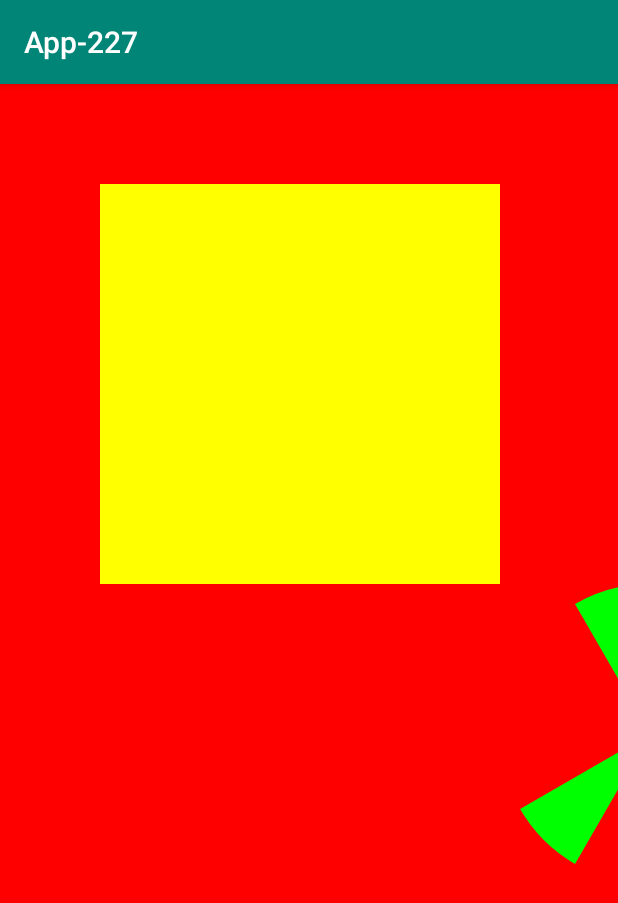
After one commit to rsmahmud/App227, an Android app: the CustomViewActivity screen opened directly, with no data from a screen before it, on a phone screen of 412 x 824 dp. The commit adds this screen. Shown: the top 903 px of the screen. Run offline under Robolectric (Android 15) with nearby library versions, the phone set to English and light mode, and no system bars.

Commit message:
custom view

```diff
--- a/app/src/main/AndroidManifest.xml
+++ b/app/src/main/AndroidManifest.xml
@@ -9,7 +9,8 @@
         android:roundIcon="@mipmap/ic_launcher_round"
         android:supportsRtl="true"
         android:theme="@style/AppTheme">
-        <activity android:name=".AnimationActivity"></activity>
+        <activity android:name=".CustomViewActivity"></activity>
+        <activity android:name=".AnimationActivity" />
         <activity android:name=".UserActivity" />
         <activity android:name=".SignInActivity" />
         <activity android:name=".SignUpActivity" />
--- /dev/null
+++ b/app/src/main/java/com/bitbytelab/app_227/CustomView.java
@@ -0,0 +1,58 @@
+package com.bitbytelab.app_227;
+
+import android.content.Context;
+import android.graphics.Bitmap;
+import android.graphics.BitmapFactory;
+import android.graphics.Canvas;
+import android.graphics.Color;
+import android.graphics.Paint;
+import android.view.MotionEvent;
+import android.view.View;
+
+public class CustomView extends View {
+    Paint p;
+    int x=0;
+    Bitmap bp;
+
+
+    public CustomView(Context context) {
+        super(context);
+        init();
+    }
+
+    public void init(){
+        p = new Paint();
+        //bp = BitmapFactory.decodeResource(getResources(),R.drawable.pro_pic_fb);
+    }
+
+    @Override
+    protected void onDraw(Canvas canvas){
+        canvas.drawColor(Color.RED);
+
+        p.setColor(Color.YELLOW);
+        canvas.drawRect(100,100,500,500,p);
+
+        p.setColor(Color.GREEN);
+        canvas.drawArc(500,500,800,800,x,30,true,p);
+        canvas.drawArc(500,500,800,800,x+120,30,true,p);
+        canvas.drawArc(500,500,800,800,x+240,30,true,p);
+        //canvas.drawBitmap(bp,x,500,null);
+    }
+
+    @Override
+    public boolean onTouchEvent(MotionEvent event){
+        switch (event.getAction()){
+            case MotionEvent.ACTION_DOWN:
+                startFan();
+                break;
+            case MotionEvent.ACTION_UP:
+                break;
+
+        }
+        return true;
+    }
+    void startFan(){
+        x = x + 5;
+        invalidate();
+    }
+}
--- /dev/null
+++ b/app/src/main/java/com/bitbytelab/app_227/CustomViewActivity.java
@@ -0,0 +1,19 @@
+package com.bitbytelab.app_227;
+
+import androidx.appcompat.app.AppCompatActivity;
+
+import android.content.Context;
+import android.os.Bundle;
+
+public class CustomViewActivity extends AppCompatActivity {
+
+    CustomView cv;
+    Context context;
+    @Override
+    protected void onCreate(Bundle savedInstanceState) {
+        super.onCreate(savedInstanceState);
+
+        cv = new CustomView(this);
+        setContentView(cv);
+    }
+}
--- a/app/src/main/java/com/bitbytelab/app_227/MainActivity.java
+++ b/app/src/main/java/com/bitbytelab/app_227/MainActivity.java
@@ -37,5 +37,11 @@ public class MainActivity extends AppCompatActivity {
                 startActivity(new Intent(MainActivity.this,SignUpActivity.class));
             }
         });
+        findViewById(R.id.btn_custom_view_activity).setOnClickListener(new View.OnClickListener() {
+            @Override
+            public void onClick(View view) {
+                startActivity(new Intent(MainActivity.this,CustomViewActivity.class));
+            }
+        });
     }
 }
--- a/app/src/main/res/layout/activity_main.xml
+++ b/app/src/main/res/layout/activity_main.xml
@@ -34,5 +34,11 @@
         android:layout_height="wrap_content"
         android:padding="12dp"
         android:text="CA1-Sign Up"/>
+    <Button
+        android:id="@+id/btn_custom_view_activity"
+        android:layout_width="wrap_content"
+        android:layout_height="wrap_content"
+        android:padding="12dp"
+        android:text="Custom View"/>
 
 </LinearLayout>
--- a/build.gradle
+++ b/build.gradle
@@ -7,7 +7,7 @@ buildscript {
 
     }
     dependencies {
-        classpath 'com.android.tools.build:gradle:3.4.2'
+        classpath 'com.android.tools.build:gradle:3.5.0'
         classpath 'com.google.gms:google-services:4.2.0'
 
         // NOTE: Do not place your application dependencies here; they belong
```
Also changed, not shown: app/src/main/res/layout/activity_custom_view.xml (added, +9 -0 lines), gradle/wrapper/gradle-wrapper.properties.
